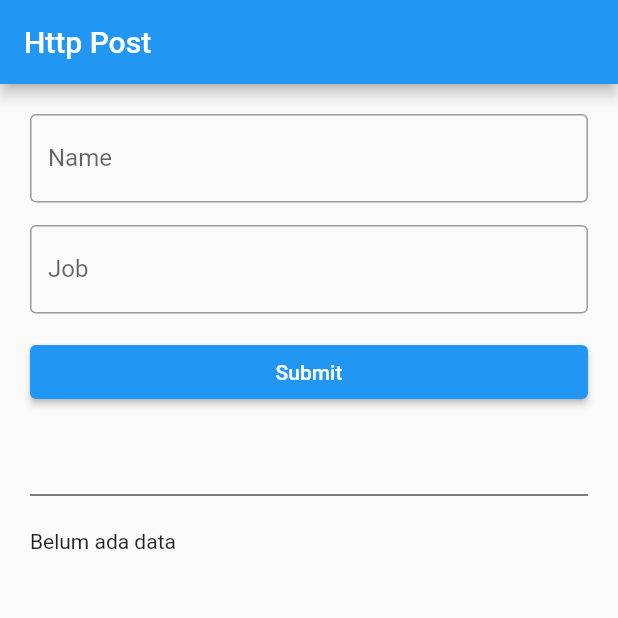
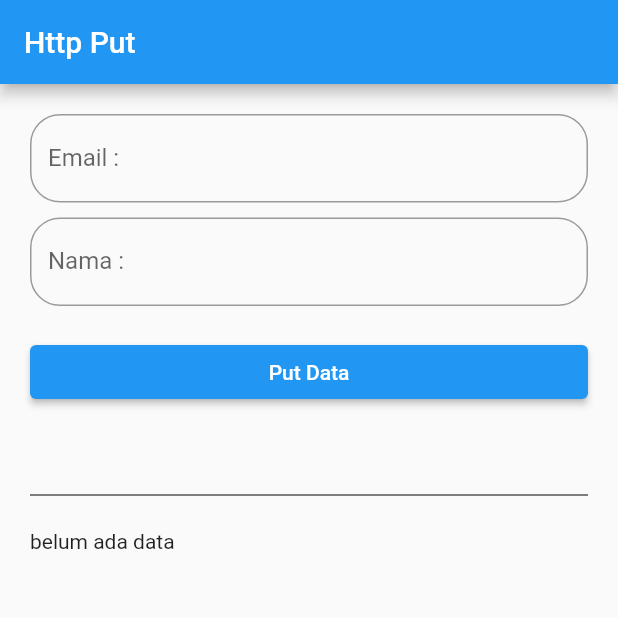
Before and after one commit to kakkooi63/section_41, a Flutter app: the screen it shows after launch, on a phone screen of 412 x 824 dp, the top half of it. Run offline on Flutter 3.47's test engine with Material 2 defaults, Android fonts, the phone set to English and light mode, and no system bars.

Commit message:
http put and patch

```diff
--- /dev/null
+++ b/lib/Section_5/HttpPut.dart
@@ -0,0 +1,88 @@
+import 'dart:convert';
+
+import 'package:flutter/material.dart';
+
+import 'package:http/http.dart' as myhttp;
+
+void main() {
+  runApp(HttpPut());
+}
+
+class HttpPut extends StatefulWidget {
+  HttpPut({Key? key}) : super(key: key);
+
+  @override
+  State<HttpPut> createState() => _HttpPutState();
+}
+
+class _HttpPutState extends State<HttpPut> {
+  TextEditingController nama = TextEditingController();
+  TextEditingController email = TextEditingController();
+
+  String hasilreponse = "belum ada data";
+
+  @override
+  Widget build(BuildContext context) {
+    return Scaffold(
+      appBar: AppBar(
+        title: Text("Http Put"),
+      ),
+      body: ListView(
+        padding: EdgeInsets.all(20),
+        children: [
+          TextField(
+            controller: email,
+            autocorrect: false,
+            keyboardType: TextInputType.text,
+            decoration: InputDecoration(
+              border:
+                  OutlineInputBorder(borderRadius: BorderRadius.circular(20)),
+              label: Text("Email :"),
+            ),
+          ),
+          SizedBox(
+            height: 10,
+          ),
+          TextField(
+            controller: nama,
+            autocorrect: false,
+            keyboardType: TextInputType.text,
+            decoration: InputDecoration(
+              border:
+                  OutlineInputBorder(borderRadius: BorderRadius.circular(20)),
+              label: Text("Nama :"),
+            ),
+          ),
+          SizedBox(
+            height: 20,
+          ),
+          ElevatedButton(
+            onPressed: () async {
+              var myresponse = await myhttp.patch(
+                  Uri.parse("https://reqres.in/api/users/2"),
+                  body: {"name": nama.text, "email": email.text});
+
+              Map<String, dynamic> data =
+                  json.decode(myresponse.body) as Map<String, dynamic>;
+
+              setState(() {
+                hasilreponse = "${data["email"]} - ${data["name"]}";
+              });
+            },
+            child: Text("Put Data"),
+          ),
+          SizedBox(
+            height: 50,
+          ),
+          Divider(
+            color: Colors.black,
+          ),
+          SizedBox(
+            height: 15,
+          ),
+          Text(hasilreponse),
+        ],
+      ),
+    );
+  }
+}
--- a/lib/main.dart
+++ b/lib/main.dart
@@ -1,6 +1,7 @@
 // import 'dart:ffi';
 
 import 'package:coba/Section_5/HttpGet.dart';
+import 'package:coba/Section_5/HttpPut.dart';
 import 'package:coba/instagram_ui/pages/ProfileIg.dart';
 import 'package:coba/section_4/Navigation.dart';
 import 'package:flutter/material.dart';
@@ -18,7 +19,7 @@ class MyApp extends StatelessWidget {
   Widget build(BuildContext context) {
     return MaterialApp(
       debugShowCheckedModeBanner: false,
-      home: HttpPost(),
+      home: HttpPut(),
     );
   }
 }
```
